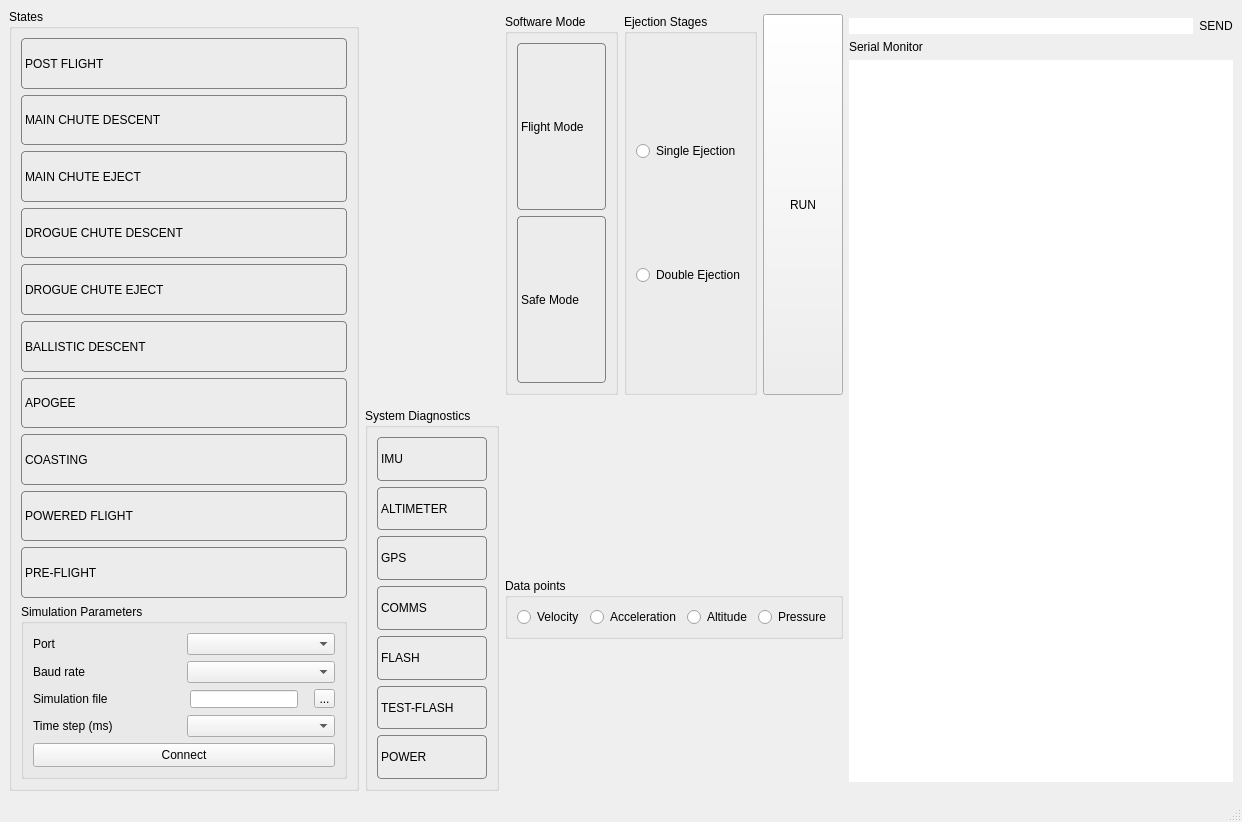
Qt form app/NaFCSE/mainwindow.ui (bytecod3/Nakuja-Flight-Computer-Simulation-Engine) before a commit.
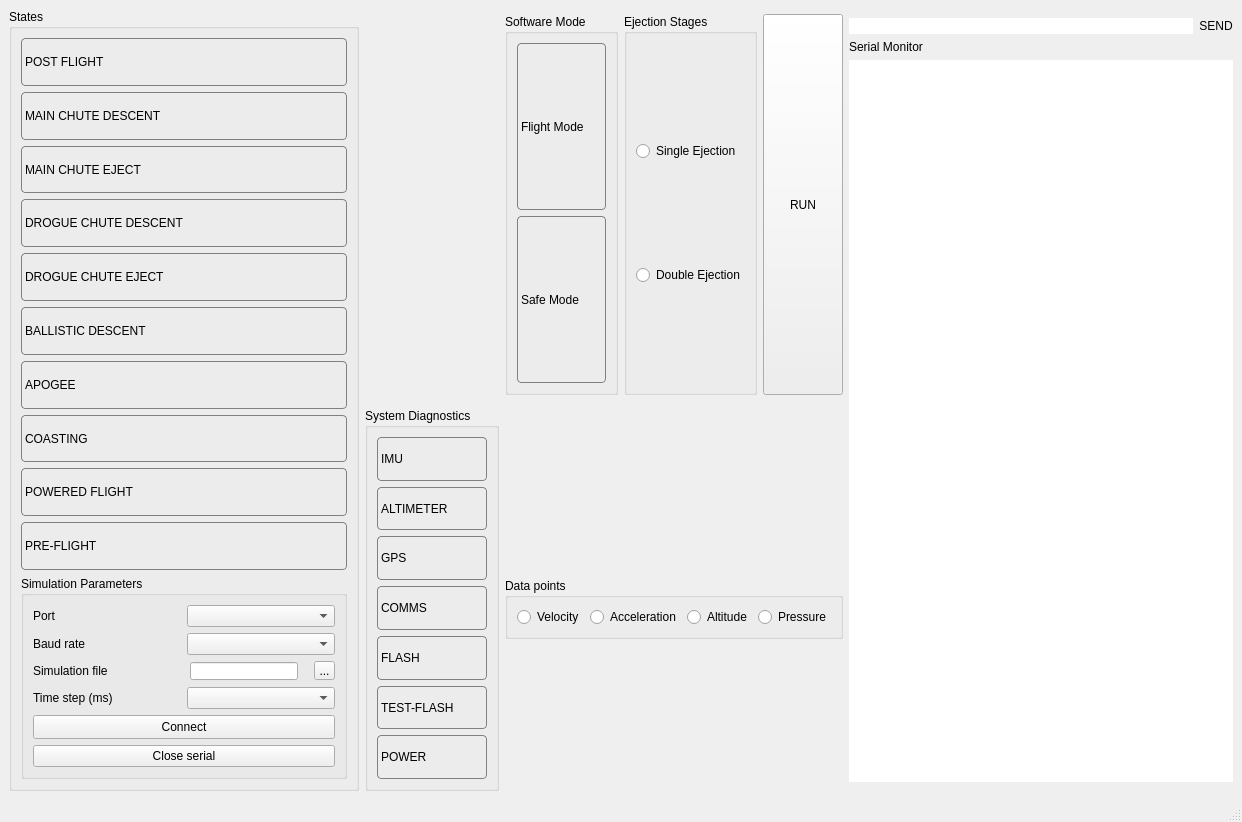
The same form after that commit. Icons and pictures are not drawn.

Patch:
```diff
--- a/app/NaFCSE/mainwindow.ui
+++ b/app/NaFCSE/mainwindow.ui
@@ -269,6 +269,13 @@
             </property>
            </widget>
           </item>
+          <item row="4" column="0">
+           <widget class="QPushButton" name="closeSerialButton">
+            <property name="text">
+             <string>Close serial</string>
+            </property>
+           </widget>
+          </item>
          </layout>
         </widget>
        </item>
```
Left out of the diff: 5 changed lines with no effect on the pictures.
